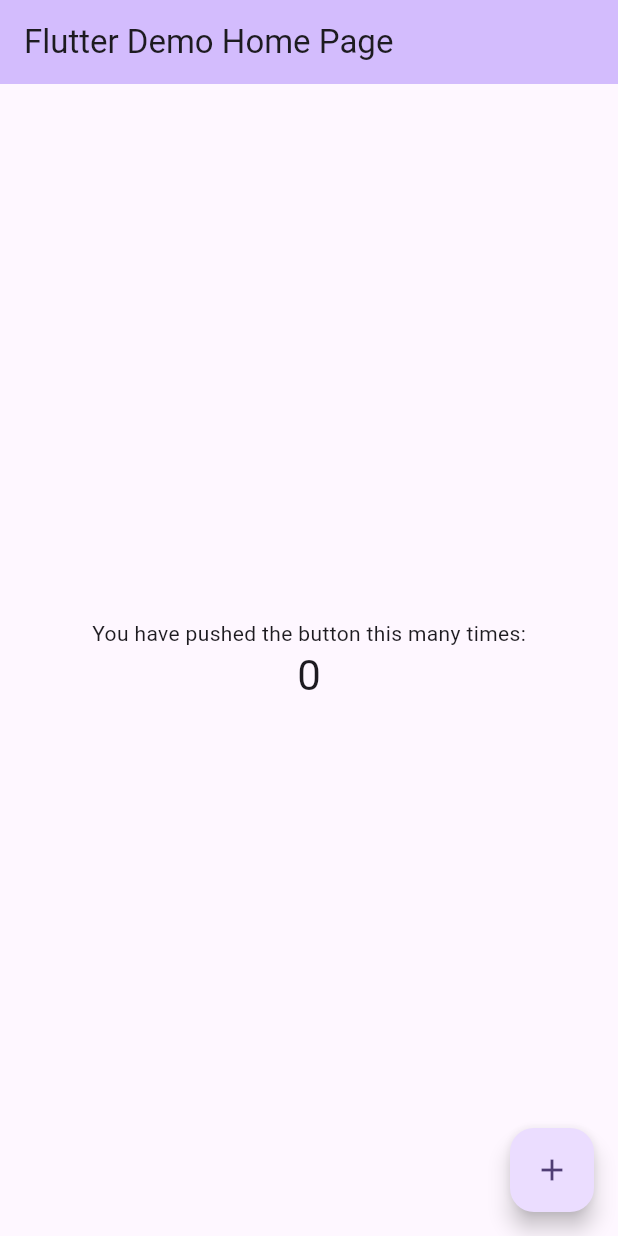
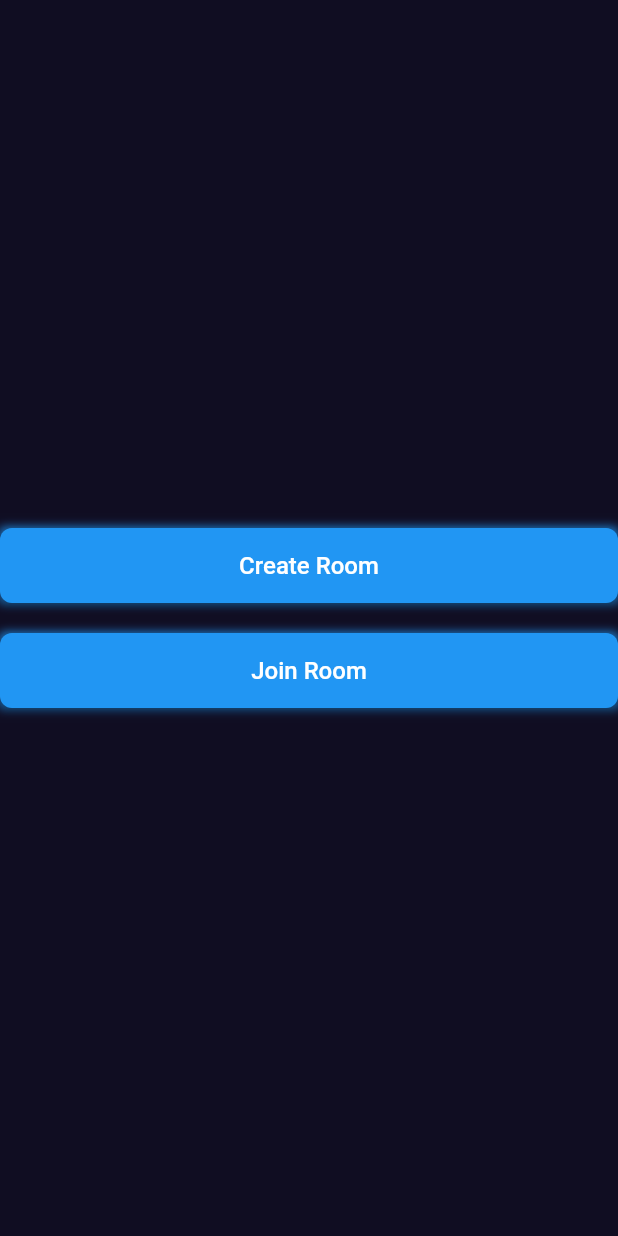
Before and after one commit to AhmedBelal31/Multiplayer_TicTacToe_Game, a Flutter app: the screen it shows after launch, on a phone screen of 412 x 824 dp. Run offline on Flutter 3.47's test engine with Material 3 defaults, Android fonts, the phone set to English and light mode, and no system bars.

Commit message:
create main menu screen

```diff
--- /dev/null
+++ b/lib/core/responsive/responsive.dart
@@ -0,0 +1,19 @@
+import 'package:flutter/material.dart';
+
+class Responsive extends StatelessWidget {
+  final Widget child ;
+  const Responsive({super.key , required this.child});
+
+  @override
+  Widget build(BuildContext context) {
+    // final screenWidth = MediaQuery.sizeOf(context).width ;
+    return Center(
+      child: ConstrainedBox(
+        constraints:const BoxConstraints(
+          maxWidth: 600
+        ),
+        child: child,
+      ),
+    );
+  }
+}
--- /dev/null
+++ b/lib/core/utils/colors.dart
@@ -0,0 +1,3 @@
+import 'package:flutter/material.dart';
+
+const bgcolor = Color.fromRGBO(16, 13, 34, 1);
--- a/lib/main.dart
+++ b/lib/main.dart
@@ -1,4 +1,6 @@
 import 'package:flutter/material.dart';
+import 'package:multiplayer_tic_tac_toe_game/core/utils/colors.dart';
+import 'package:multiplayer_tic_tac_toe_game/screens/main_menu_screen.dart';
 
 void main() {
   runApp(const MyApp());
@@ -11,100 +13,14 @@
   @override
   Widget build(BuildContext context) {
     return MaterialApp(
-      title: 'Flutter Demo',
-      theme: ThemeData(
-        colorScheme: ColorScheme.fromSeed(seedColor: Colors.deepPurple),
-        useMaterial3: true,
+      title: 'Tic Tac Toe',
+      theme: ThemeData.dark(
+        useMaterial3: false,
+      ).copyWith(
+        scaffoldBackgroundColor: bgcolor,
       ),
-      home: const MyHomePage(title: 'Flutter Demo Home Page'),
+      debugShowCheckedModeBanner: false,
+      home: MainMenuScreen(),
     );
   }
 }
-
-class MyHomePage extends StatefulWidget {
-  const MyHomePage({super.key, required this.title});
-
-  // This widget is the home page of your application. It is stateful, meaning
-  // that it has a State object (defined below) that contains fields that affect
-  // how it looks.
-
-  // This class is the configuration for the state. It holds the values (in this
-  // case the title) provided by the parent (in this case the App widget) and
-  // used by the build method of the State. Fields in a Widget subclass are
-  // always marked "final".
-
-  final String title;
-
-  @override
-  State<MyHomePage> createState() => _MyHomePageState();
-}
-
-class _MyHomePageState extends State<MyHomePage> {
-  int _counter = 0;
-
-  void _incrementCounter() {
-    setState(() {
-      // This call to setState tells the Flutter framework that something has
-      // changed in this State, which causes it to rerun the build method below
-      // so that the display can reflect the updated values. If we changed
-      // _counter without calling setState(), then the build method would not be
-      // called again, and so nothing would appear to happen.
-      _counter++;
-    });
-  }
-
-  @override
-  Widget build(BuildContext context) {
-    // This method is rerun every time setState is called, for instance as done
-    // by the _incrementCounter method above.
-    //
-    // The Flutter framework has been optimized to make rerunning build methods
-    // fast, so that you can just rebuild anything that needs updating rather
-    // than having to individually change instances of widgets.
-    return Scaffold(
-      appBar: AppBar(
-        // TRY THIS: Try changing the color here to a specific color (to
-        // Colors.amber, perhaps?) and trigger a hot reload to see the AppBar
-        // change color while the other colors stay the same.
-        backgroundColor: Theme.of(context).colorScheme.inversePrimary,
-        // Here we take the value from the MyHomePage object that was created by
-        // the App.build method, and use it to set our appbar title.
-        title: Text(widget.title),
-      ),
-      body: Center(
-        // Center is a layout widget. It takes a single child and positions it
-        // in the middle of the parent.
-        child: Column(
-          // Column is also a layout widget. It takes a list of children and
-          // arranges them vertically. By default, it sizes itself to fit its
-          // children horizontally, and tries to be as tall as its parent.
-          //
-          // Column has various properties to control how it sizes itself and
-          // how it positions its children. Here we use mainAxisAlignment to
-          // center the children vertically; the main axis here is the vertical
-          // axis because Columns are vertical (the cross axis would be
-          // horizontal).
-          //
-          // TRY THIS: Invoke "debug painting" (choose the "Toggle Debug Paint"
-          // action in the IDE, or press "p" in the console), to see the
-          // wireframe for each widget.
-          mainAxisAlignment: MainAxisAlignment.center,
-          children: <Widget>[
-            const Text(
-              'You have pushed the button this many times:',
-            ),
-            Text(
-              '$_counter',
-              style: Theme.of(context).textTheme.headlineMedium,
-            ),
-          ],
-        ),
-      ),
-      floatingActionButton: FloatingActionButton(
-        onPressed: _incrementCounter,
-        tooltip: 'Increment',
-        child: const Icon(Icons.add),
-      ), // This trailing comma makes auto-formatting nicer for build methods.
-    );
-  }
-}
--- /dev/null
+++ b/lib/screens/main_menu_screen.dart
@@ -0,0 +1,29 @@
+import 'package:flutter/material.dart';
+import 'package:multiplayer_tic_tac_toe_game/core/responsive/responsive.dart';
+import 'package:multiplayer_tic_tac_toe_game/screens/widgets/custom_button.dart';
+
+class MainMenuScreen extends StatelessWidget {
+  const MainMenuScreen({super.key});
+
+  @override
+  Widget build(BuildContext context) {
+    return Scaffold(
+      body: Responsive(
+        child: Column(
+          mainAxisAlignment: MainAxisAlignment.center,
+          children: [
+            CustomButton(
+              onPressed: () {},
+              text: 'Create Room',
+            ),
+            const SizedBox(height: 20),
+            CustomButton(
+              onPressed: () {},
+              text: 'Join Room',
+            ),
+          ],
+        ),
+      ),
+    );
+  }
+}
--- /dev/null
+++ b/lib/screens/widgets/custom_button.dart
@@ -0,0 +1,40 @@
+import 'package:flutter/material.dart';
+
+class CustomButton extends StatelessWidget {
+  final void Function()? onPressed;
+  final String text;
+
+  const CustomButton({super.key, required this.onPressed, required this.text});
+
+  @override
+  Widget build(BuildContext context) {
+    final screenWidth = MediaQuery.sizeOf(context).width;
+    return Container(
+      decoration: const BoxDecoration(
+        boxShadow:[
+          BoxShadow(
+            color: Colors.blue ,
+            blurRadius: 5 ,
+            spreadRadius: 0,
+
+          )
+        ]
+      ),
+      child: ElevatedButton(
+        onPressed: onPressed,
+        style: ElevatedButton.styleFrom(
+          shape: RoundedRectangleBorder(
+            borderRadius: BorderRadius.circular(8.0),
+          ),
+          minimumSize: Size(
+            screenWidth,
+            50,
+          ),
+        ),
+        child: Text(text ,style: const TextStyle(
+          fontSize: 16
+        ),),
+      ),
+    );
+  }
+}
```
